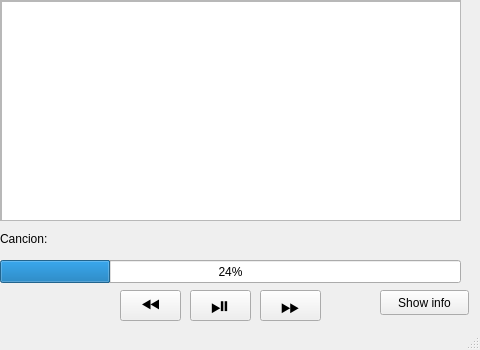
First picture: the form in mainwindow.ui, repository Diefudu2/Odissey_radio2.0, before the edit; both pictures show x 270 to 750 and y 0 to 350 of the 750 by 350 pixel window.
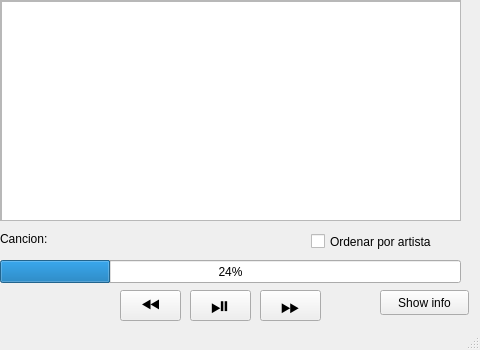
Second picture: the form after the edit.

Commit message: Barra del progreso de la cancion

```diff
--- a/mainwindow.ui
+++ b/mainwindow.ui
@@ -251,6 +251,19 @@
      </rect>
     </property>
    </widget>
+   <widget class="QCheckBox" name="artistCheckBox">
+    <property name="geometry">
+     <rect>
+      <x>581</x>
+      <y>230</y>
+      <width>151</width>
+      <height>23</height>
+     </rect>
+    </property>
+    <property name="text">
+     <string>Ordenar por artista</string>
+    </property>
+   </widget>
   </widget>
   <widget class="QMenuBar" name="menubar">
    <property name="geometry">
```
The commit also changes 2 other files.
